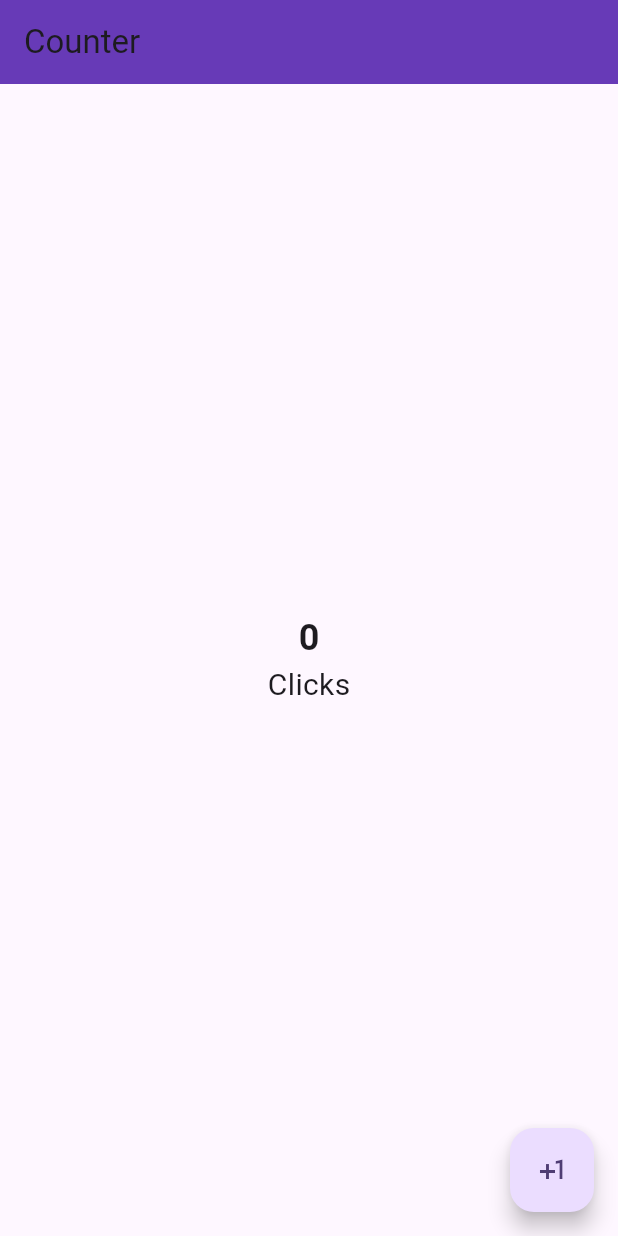
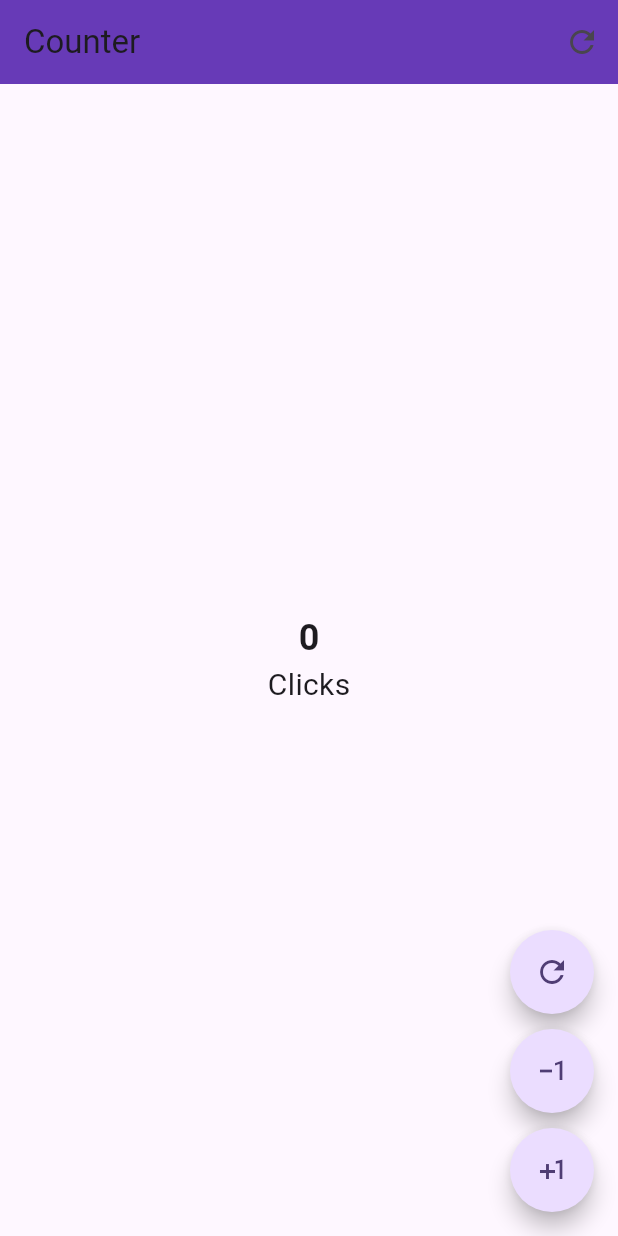
Before and after one commit to ruipaulocalei/flutter-counter-app, a Flutter app: the screen it shows after launch, on a phone screen of 412 x 824 dp. Run offline on Flutter 3.47's test engine with Material 2 defaults, Android fonts, the phone set to English and light mode, and no system bars.

Commit message:
Personalized widget

```diff
--- a/lib/presentation/screens/counter/counter_screen.dart
+++ b/lib/presentation/screens/counter/counter_screen.dart
@@ -1,4 +1,6 @@
 import 'package:flutter/material.dart';
+
+import '../../widgets/custom_button.dart';
 
 class CounterScreen extends StatefulWidget {
   const CounterScreen({super.key});
@@ -15,6 +17,16 @@ class _CounterScreenState extends State<CounterScreen> {
       appBar: AppBar(
         title: const Text('Counter'),
         backgroundColor: Colors.deepPurple,
+        actions: [
+          IconButton(
+            onPressed: () {
+              setState(() {
+                counter = 0;
+              });
+            },
+            icon: const Icon(Icons.refresh_outlined),
+          )
+        ],
       ),
       body: Center(
         child: Column(
@@ -29,13 +41,26 @@ class _CounterScreenState extends State<CounterScreen> {
           ],
         ),
       ),
-      floatingActionButton: FloatingActionButton(
-          onPressed: () {
-            setState(() {
-              counter++;
-            });
-          },
-          child: const Icon(Icons.plus_one)),
+      floatingActionButton: Column(
+        mainAxisAlignment: MainAxisAlignment.end,
+        children: const [
+          CustomButtom(
+            icon: Icons.refresh_outlined,
+          ),
+          SizedBox(
+            height: 10,
+          ),
+          CustomButtom(
+            icon: Icons.exposure_minus_1_outlined,
+          ),
+          SizedBox(
+            height: 10,
+          ),
+          CustomButtom(
+            icon: Icons.plus_one_outlined,
+          ),
+        ],
+      ),
     );
   }
 }
--- /dev/null
+++ b/lib/presentation/widgets/custom_button.dart
@@ -0,0 +1,15 @@
+import 'package:flutter/material.dart';
+
+class CustomButtom extends StatelessWidget {
+  final IconData icon;
+  const CustomButtom({super.key, required this.icon});
+
+  @override
+  Widget build(BuildContext context) {
+    return FloatingActionButton(
+      shape: const StadiumBorder(),
+      onPressed: () {},
+      child: Icon(icon),
+    );
+  }
+}
```
